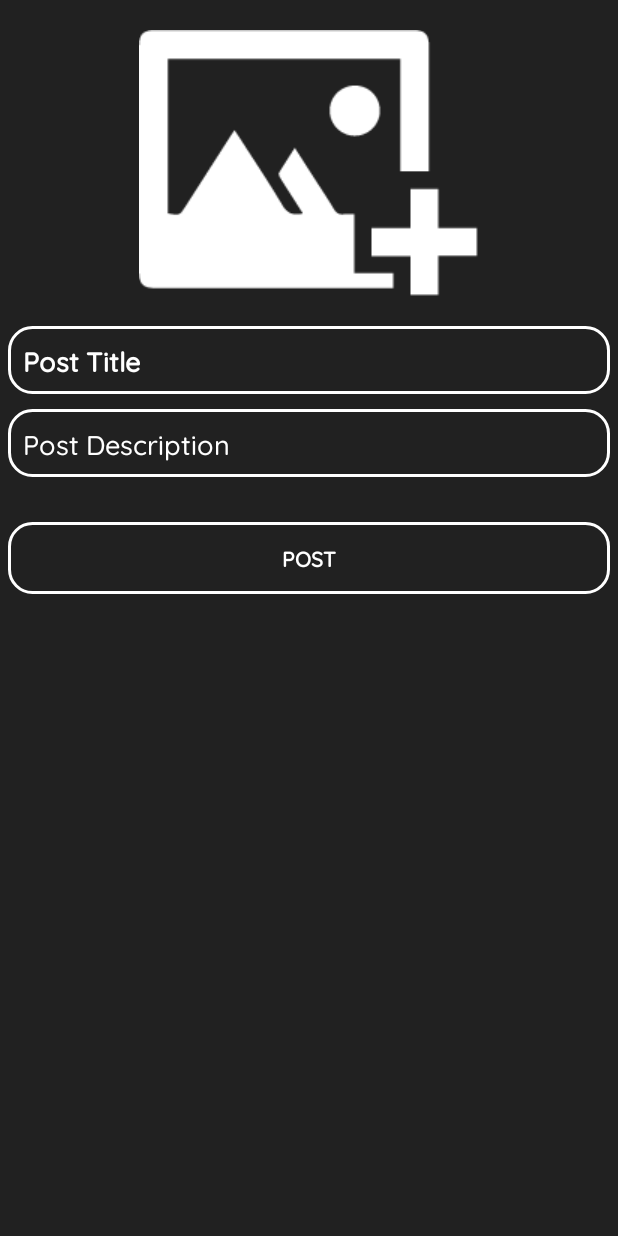
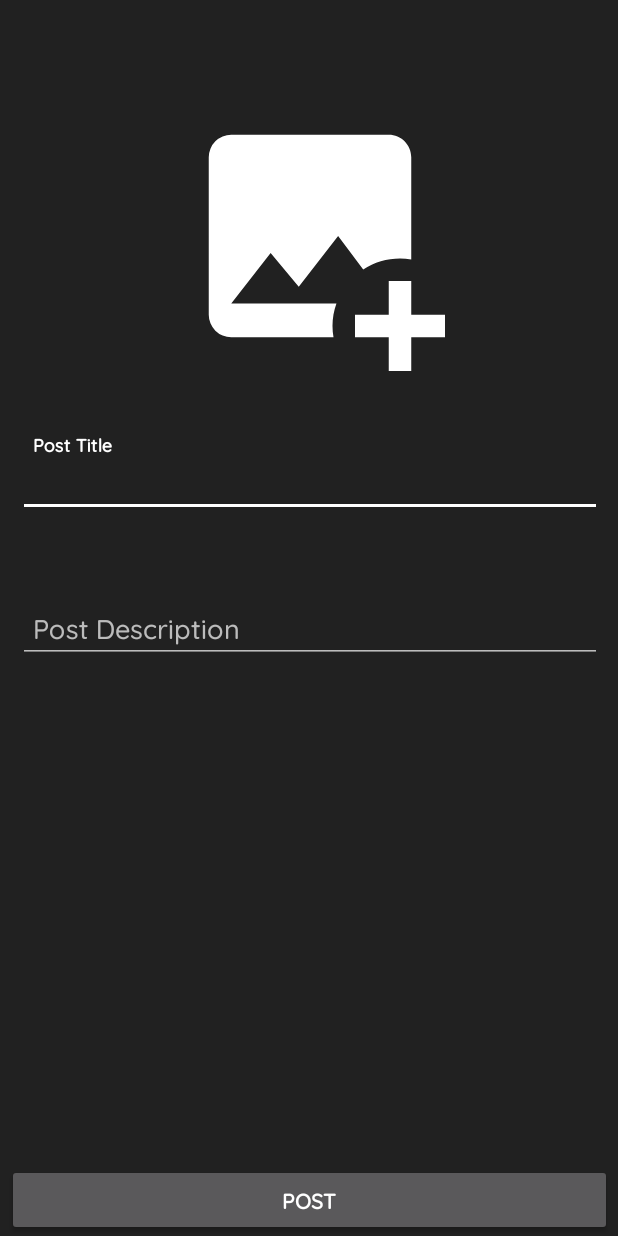
Before and after one commit to TheGreatJayGatsby/android-vetterhealth, an Android app: the layout blog_activity_post.xml on its own in the app's theme, with its tools: preview values and no code run, on a phone screen of 412 x 824 dp. Run offline under Robolectric (Android 15) with nearby library versions, the phone set to English and light mode, and no system bars.

Commit message:
Removed extra status bars and made post screen look good.

```diff
--- a/app/src/main/AndroidManifest.xml
+++ b/app/src/main/AndroidManifest.xml
@@ -19,7 +19,7 @@
         <activity
             android:name="com.shs.vetterhealth.MainActivity"
             android:label="@string/app_name"
-            android:theme="@style/AppTheme.NoActionBar"
+            android:theme="@style/AppTheme"
             android:screenOrientation="portrait"
             android:windowSoftInputMode="adjustPan|adjustResize">
             <intent-filter>
--- a/app/src/main/java/com/shs/vetterhealth/blogzone/PostActivity.java
+++ b/app/src/main/java/com/shs/vetterhealth/blogzone/PostActivity.java
@@ -7,6 +7,7 @@ import android.text.TextUtils;
 import android.view.Menu;
 import android.view.MenuItem;
 import android.view.View;
+import android.view.WindowManager;
 import android.widget.Button;
 import android.widget.EditText;
 import android.widget.ImageButton;
@@ -50,6 +51,11 @@ public class PostActivity extends AppCompatActivity {
     protected void onCreate(Bundle savedInstanceState) {
         super.onCreate(savedInstanceState);
         setContentView(R.layout.blog_activity_post);
+
+        getWindow().setSoftInputMode(WindowManager.LayoutParams.SOFT_INPUT_ADJUST_PAN);
+
+        getSupportActionBar().setTitle("Create Post");
+
         // initializing objects
         postBtn = (Button)findViewById(R.id.postBtn);
         textDesc = (EditText)findViewById(R.id.textDesc);
--- a/app/src/main/java/com/shs/vetterhealth/pillnotifier/report/MonthlyReportActivity.java
+++ b/app/src/main/java/com/shs/vetterhealth/pillnotifier/report/MonthlyReportActivity.java
@@ -20,7 +20,6 @@ public class MonthlyReportActivity extends AppCompatActivity {
 
     private static final String CURRENT_FILTERING_TYPE = "current_filtering_type";
 
-    @BindView(R.id.toolbar)
     Toolbar toolbar;
 
     private MonthlyReportPresenter presenter;
@@ -35,7 +34,10 @@ public class MonthlyReportActivity extends AppCompatActivity {
         if (actionBar != null) {
             actionBar.setHomeAsUpIndicator(R.drawable.ic_clear);
             actionBar.setDisplayHomeAsUpEnabled(true);
+            actionBar.setTitle("Monthly Stats");
         }
+
+
 
         //Create Fragment
         MonthlyReportFragment monthlyReportFragment = (MonthlyReportFragment) getSupportFragmentManager().findFragmentById(R.id.contentFrame);
--- /dev/null
+++ b/app/src/main/res/drawable/ic_image_plus.xml
@@ -0,0 +1,9 @@
+<vector xmlns:android="http://schemas.android.com/apk/res/android"
+    android:width="24dp"
+    android:height="24dp"
+    android:viewportWidth="24"
+    android:viewportHeight="24">
+  <path
+      android:fillColor="#FFF"
+      android:pathData="M5,3A2,2 0,0 0,3 5V19A2,2 0,0 0,5 21H14.09C14.03,20.67 14,20.34 14,20C14,19.32 14.12,18.64 14.35,18H5L8.5,13.5L11,16.5L14.5,12L16.73,14.97C17.7,14.34 18.84,14 20,14C20.34,14 20.67,14.03 21,14.09V5C21,3.89 20.1,3 19,3H5M19,16V19H16V21H19V24H21V21H24V19H21V16H19Z"/>
+</vector>
--- a/app/src/main/res/layout/blog_activity_post.xml
+++ b/app/src/main/res/layout/blog_activity_post.xml
@@ -1,76 +1,118 @@
 <?xml version="1.0" encoding="utf-8"?>
-<ScrollView xmlns:android="http://schemas.android.com/apk/res/android"
+
+<androidx.constraintlayout.widget.ConstraintLayout xmlns:android="http://schemas.android.com/apk/res/android"
     xmlns:app="http://schemas.android.com/apk/res-auto"
-    xmlns:tools="http://schemas.android.com/tools"
     android:layout_width="match_parent"
     android:layout_height="match_parent"
-    android:background="#212121">
+    xmlns:tools="http://schemas.android.com/tools">
+
+    <Button
+        android:id="@+id/postBtn"
+        android:layout_width="403dp"
+        android:layout_height="wrap_content"
+
+        android:fontFamily="@font/quicksand_medium"
+        android:text="Post"
+        android:textColor="#fff"
+        android:textStyle="bold"
+        app:layout_constraintBottom_toBottomOf="parent"
+        app:layout_constraintEnd_toEndOf="parent"
+        app:layout_constraintStart_toStartOf="parent" />
+
+    <ScrollView
+
+        android:id="@+id/scrollView2"
+        android:layout_width="413dp"
+        android:layout_height="677dp"
+        android:background="#212121"
+        app:layout_constraintBottom_toTopOf="@+id/postBtn"
+        app:layout_constraintEnd_toEndOf="parent"
+        app:layout_constraintStart_toStartOf="parent"
+        app:layout_constraintTop_toTopOf="parent">
 
 
-    <LinearLayout
+        <androidx.constraintlayout.widget.ConstraintLayout
+            android:id="@+id/linearLayout2"
             android:layout_width="match_parent"
-        android:orientation="vertical"
-        android:layout_height="match_parent"
+            android:layout_height="wrap_content"
             tools:context="com.shs.vetterhealth.blogzone.PostActivity">
 
             <ImageButton
                 android:id="@+id/imageBtn"
-            android:layout_width="wrap_content"
+                android:layout_width="0dp"
+                android:layout_height="200dp"
+
+
+                android:layout_marginTop="8dp"
+                android:background="?selectableItemBackground"
+                android:cropToPadding="false"
+                android:padding="10dp"
+                android:paddingBottom="10dp"
+                android:scaleType="fitCenter"
+                app:layout_constraintEnd_toEndOf="parent"
+                app:layout_constraintHorizontal_bias="0.0"
+                app:layout_constraintStart_toStartOf="parent"
+                app:layout_constraintTop_toTopOf="parent"
+                app:srcCompat="@drawable/ic_image_plus" />
+
+
+            <com.google.android.material.textfield.TextInputLayout
+                android:id="@+id/textTitleLayout"
+                android:layout_width="0dp"
                 android:layout_height="wrap_content"
-            android:adjustViewBounds="true"
-            android:background="@drawable/new_add_img"
-            android:scaleType="centerInside"
-            android:layout_gravity="center"
-            android:layout_marginTop="20dp"
-
-            />
+                android:layout_marginStart="8dp"
+                android:layout_marginTop="32dp"
+                android:layout_marginEnd="8dp"
+                app:layout_constraintEnd_toEndOf="parent"
+                app:layout_constraintHorizontal_bias="1.0"
+                app:layout_constraintStart_toStartOf="parent"
+                app:layout_constraintTop_toBottomOf="@+id/imageBtn">
 
                 <EditText
                     android:id="@+id/textTitle"
                     android:layout_width="match_parent"
                     android:layout_height="wrap_content"
-            android:layout_marginLeft="5dp"
-            android:layout_marginTop="20dp"
-            android:layout_marginRight="5dp"
-            android:background="@drawable/edit_text_styles"
+                    android:layout_marginStart="4dp"
+
+                    android:layout_marginEnd="4dp"
+                    android:layout_marginBottom="10dp"
                     android:fontFamily="@font/quicksand_medium"
-
                     android:hint="Post Title"
                     android:padding="10dp"
                     android:textColor="#fff"
                     android:textColorHint="#FFF"
                     android:textStyle="bold" />
+            </com.google.android.material.textfield.TextInputLayout>
+
+            <com.google.android.material.textfield.TextInputLayout
+                android:id="@+id/textDescLayout"
+                android:layout_width="0dp"
+                android:layout_height="wrap_content"
+                android:layout_marginStart="8dp"
+                android:layout_marginTop="32dp"
+                android:layout_marginEnd="8dp"
+                app:layout_constraintBottom_toBottomOf="parent"
+                app:layout_constraintEnd_toEndOf="parent"
+                app:layout_constraintStart_toStartOf="parent"
+                app:layout_constraintTop_toBottomOf="@+id/textTitleLayout">
 
                 <EditText
                     android:id="@+id/textDesc"
                     android:layout_width="match_parent"
                     android:layout_height="wrap_content"
-            android:layout_marginLeft="5dp"
-            android:layout_marginTop="10dp"
-            android:layout_marginRight="5dp"
-            android:background="@drawable/edit_text_styles"
+                    android:layout_marginStart="4dp"
+                    android:layout_marginLeft="4dp"
+                    android:layout_marginEnd="4dp"
+                    android:layout_marginRight="4dp"
+
                     android:fontFamily="@font/quicksand_medium"
                     android:hint="Post Description"
                     android:padding="10dp"
                     android:textColor="#fff"
                     android:textColorHint="#FFF" />
 
-        <Space
-            android:layout_width="match_parent"
-            android:layout_height="wrap_content" />
+            </com.google.android.material.textfield.TextInputLayout>
 
-        <Button
-            android:id="@+id/postBtn"
-            android:layout_width="match_parent"
-            android:layout_height="wrap_content"
-            android:layout_marginLeft="5dp"
-            android:layout_marginTop="30dp"
-            android:layout_marginRight="5dp"
-            android:background="@drawable/action_button_style"
-            android:fontFamily="@font/quicksand_medium"
-            android:text="Post"
-            android:textColor="#fff"
-            android:textStyle="bold" />
-
-    </LinearLayout>
+        </androidx.constraintlayout.widget.ConstraintLayout>
     </ScrollView>
+</androidx.constraintlayout.widget.ConstraintLayout>
--- a/app/src/main/res/layout/blog_activity_single_post.xml
+++ b/app/src/main/res/layout/blog_activity_single_post.xml
@@ -24,7 +24,7 @@
             android:layout_marginTop="10dp"
             android:fontFamily="@font/quicksand_medium"
             android:text="Post Title"
-            android:textColor="#100d0d"
+            android:textColor="#FFFFFF"
             android:textSize="20sp"
             android:textStyle="bold" />
 
@@ -33,6 +33,7 @@
             android:layout_width="match_parent"
             android:layout_height="wrap_content"
             android:layout_marginTop="10dp"
+            android:textColor="#FFFFFF"
             android:fontFamily="@font/quicksand_medium"
             android:text="Post Description" />
 
--- a/app/src/main/res/layout/pillnotifier_activity_medicine.xml
+++ b/app/src/main/res/layout/pillnotifier_activity_medicine.xml
@@ -105,5 +105,5 @@
         app:fabSize="normal"
         app:layout_anchor="@id/contentFrame"
         app:layout_anchorGravity="bottom|right|end"
-        app:srcCompat="@drawable/ic_add" />
+        app:srcCompat="@drawable/ic_add_black_24dp" />
 </androidx.coordinatorlayout.widget.CoordinatorLayout>
```
Also changed, not shown: app/src/main/java/com/shs/vetterhealth/MainActivity.java (+4 -3 lines), app/src/main/java/com/shs/vetterhealth/blogzone/SinglePostActivity.java (+22 -0 lines), app/src/main/res/drawable/ic_image.xml (added, +9 -0 lines), app/src/main/res/layout/blog_activity_main.xml (+1 -11 lines), app/src/main/res/layout/blog_card_items.xml (+12 -10 lines), app/src/main/res/layout/pillnotifier_activity_add_medicine.xml (+2 -15 lines), app/src/main/res/layout/pillnotifier_activity_monthly_report.xml (+0 -14 lines). Lines whose indentation alone changed are shown as unchanged.
